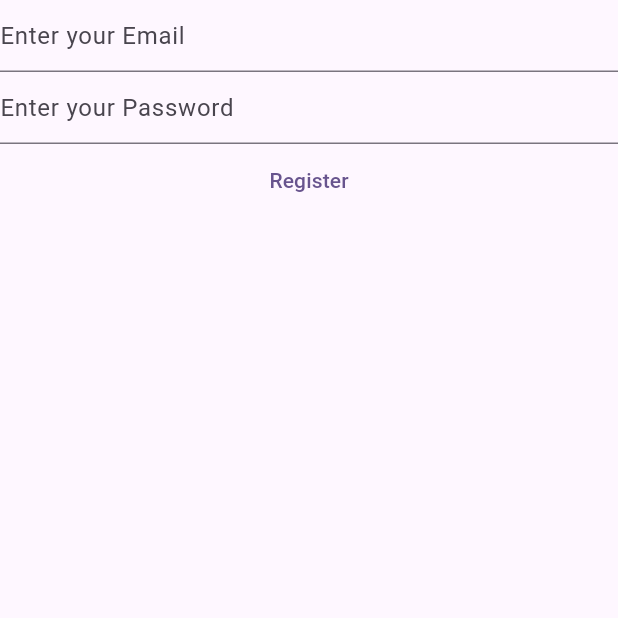
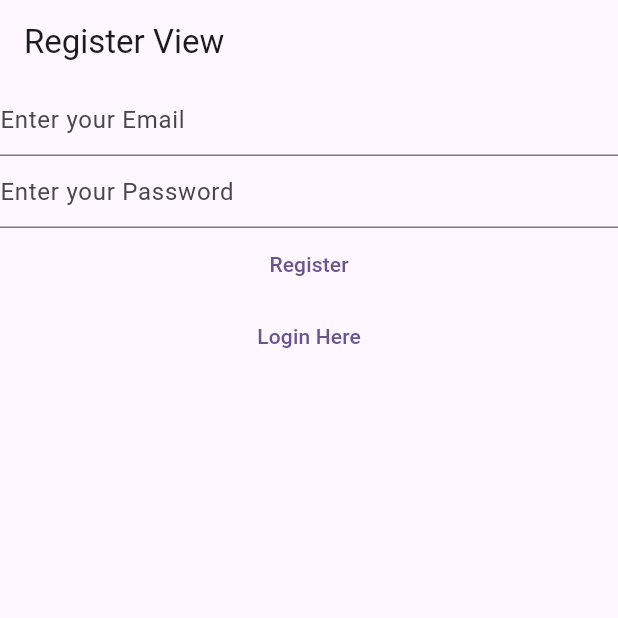
Before and after one commit to Oliver-LK/meNotes-Flutter-Practise, a Flutter app: the RegsiterView screen opened directly, on a phone screen of 412 x 824 dp, the top half of it. Run offline on Flutter 3.47's test engine with Material 3 defaults, Android fonts, the light colour scheme and no system bars; our stand-ins replace firebase_auth, firebase_core; accounts and stored records are empty.

Commit message:
added routing

```diff
--- a/lib/views/register_view.dart
+++ b/lib/views/register_view.dart
@@ -36,7 +36,12 @@ class _RegsiterViewState extends State<RegsiterView> {
 
   @override
   Widget build(BuildContext context) {
-    return Column(
+    return Scaffold(
+      appBar: AppBar(
+        title: const Text("Register View"),
+      ),
+
+      body: Column(
         children: [
           // Username
           TextField(
@@ -104,7 +109,16 @@ class _RegsiterViewState extends State<RegsiterView> {
 
             },
             child: const Text('Register')),
+
+            TextButton(onPressed: () {
+              Navigator.of(context).pushNamedAndRemoveUntil(
+              '/login/',
+              (route) => false
+              );
+            },
+            child: const Text('Login Here'))
         ],
+      ),
     );
   }
 }
```
Also changed, not shown: lib/main.dart (+12 -9 lines), lib/views/login_view.dart (+25 -1 lines), lib/views/verify_email_view.dart (added, +32 -0 lines). Lines whose indentation alone changed are shown as unchanged.
